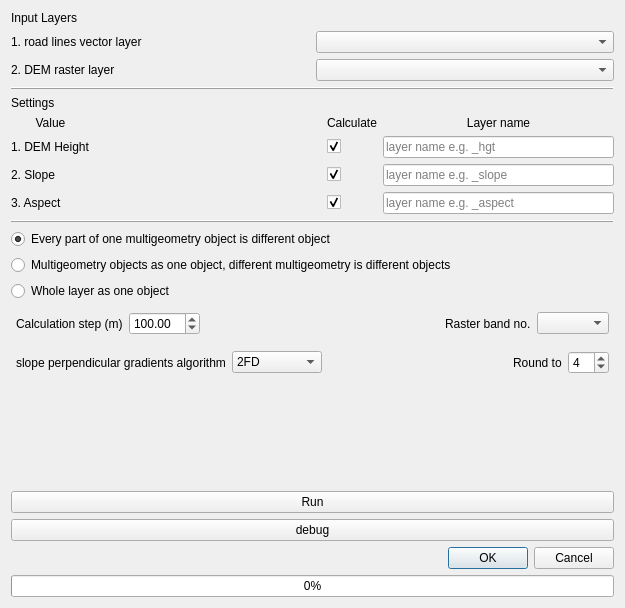
The window that dem_road_calculator_dialog_base.ui (DmitryDobr/Dem-Road-Calculator-QGIS-Plugin) describes before a commit, drawn with Qt 5.
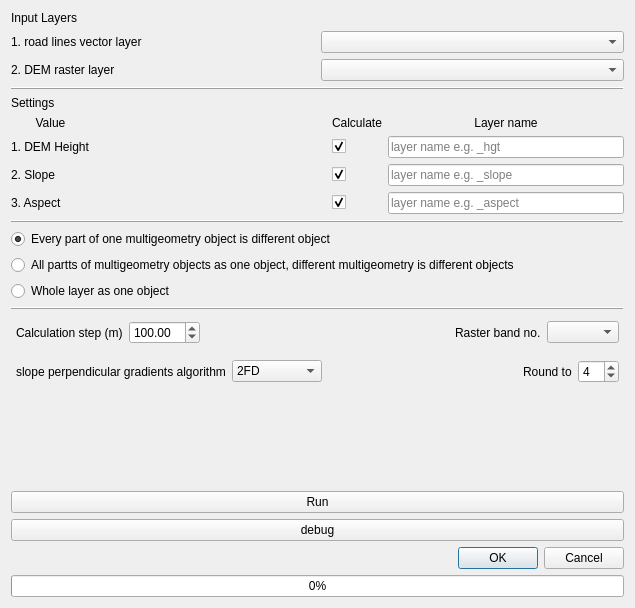
The same window after the commit. Custom widgets are drawn as their Qt base class.

The edit to the form file:
```diff
--- a/dem_road_calculator_dialog_base.ui
+++ b/dem_road_calculator_dialog_base.ui
@@ -6,7 +6,7 @@
    <rect>
     <x>0</x>
     <y>0</y>
-    <width>625</width>
+    <width>635</width>
     <height>608</height>
    </rect>
   </property>
@@ -34,7 +34,7 @@
      </property>
     </widget>
    </item>
-   <item row="12" column="1">
+   <item row="13" column="1">
     <spacer name="verticalSpacer">
      <property name="orientation">
       <enum>Qt::Vertical</enum>
@@ -47,7 +47,7 @@
      </property>
     </spacer>
    </item>
-   <item row="16" column="1">
+   <item row="17" column="1">
     <widget class="QProgressBar" name="progressBar">
      <property name="value">
       <number>0</number>
@@ -61,14 +61,24 @@
      </property>
     </widget>
    </item>
-   <item row="13" column="1">
+   <item row="14" column="1">
     <widget class="QPushButton" name="pushButton_start">
      <property name="text">
       <string>Run</string>
      </property>
     </widget>
    </item>
-   <item row="11" column="1">
+   <item row="10" column="1">
+    <widget class="Line" name="line_4">
+     <property name="frameShadow">
+      <enum>QFrame::Raised</enum>
+     </property>
+     <property name="orientation">
+      <enum>Qt::Horizontal</enum>
+     </property>
+    </widget>
+   </item>
+   <item row="12" column="1">
     <layout class="QHBoxLayout" name="horizontalLayout_3">
      <property name="leftMargin">
       <number>5</number>
@@ -161,7 +171,7 @@
      </item>
     </layout>
    </item>
-   <item row="14" column="1">
+   <item row="15" column="1">
     <widget class="QPushButton" name="pushButton_deb">
      <property name="text">
       <string>debug</string>
@@ -178,7 +188,7 @@
      </property>
     </widget>
    </item>
-   <item row="10" column="1">
+   <item row="11" column="1">
     <layout class="QHBoxLayout" name="horizontalLayout_2">
      <property name="leftMargin">
       <number>5</number>
@@ -356,7 +366,7 @@
    <item row="8" column="1">
     <widget class="QRadioButton" name="radioButton_option_multigeom_2">
      <property name="text">
-      <string>Multigeometry objects as one object, different multigeometry is different objects</string>
+      <string>All partts of multigeometry objects as one object, different multigeometry is different objects</string>
      </property>
     </widget>
    </item>
@@ -384,7 +394,14 @@
      </item>
     </layout>
    </item>
-   <item row="15" column="1">
+   <item row="9" column="1">
+    <widget class="QRadioButton" name="radioButton_option_multigeom_3">
+     <property name="text">
+      <string>Whole layer as one object</string>
+     </property>
+    </widget>
+   </item>
+   <item row="16" column="1">
     <widget class="QDialogButtonBox" name="button_box">
      <property name="orientation">
       <enum>Qt::Horizontal</enum>
@@ -401,13 +418,6 @@
      </property>
     </widget>
    </item>
-   <item row="9" column="1">
-    <widget class="QRadioButton" name="radioButton_option_multigeom_3">
-     <property name="text">
-      <string>Whole layer as one object</string>
-     </property>
-    </widget>
-   </item>
   </layout>
  </widget>
  <customwidgets>
```
Left out of the diff: 26 changed lines with no effect on the pictures.
